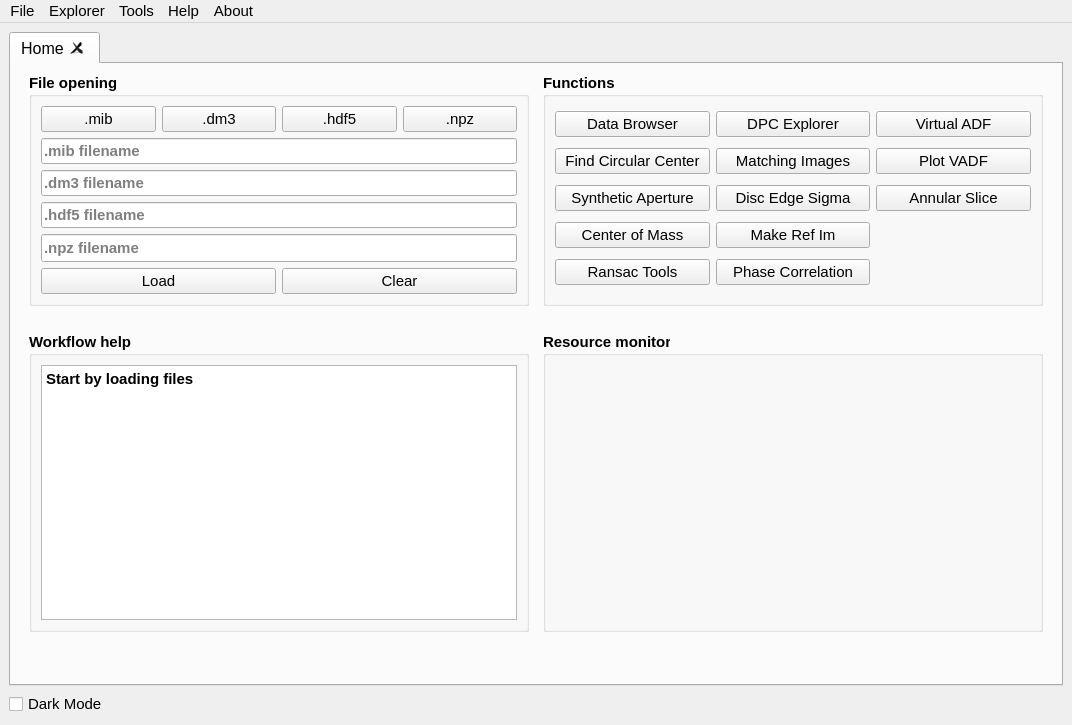
The window that fpd_explorer/frontend/res/homescreen.ui (CS26-FPD-Explorer/FPD-Explorer) describes before a commit, drawn with Qt 5.
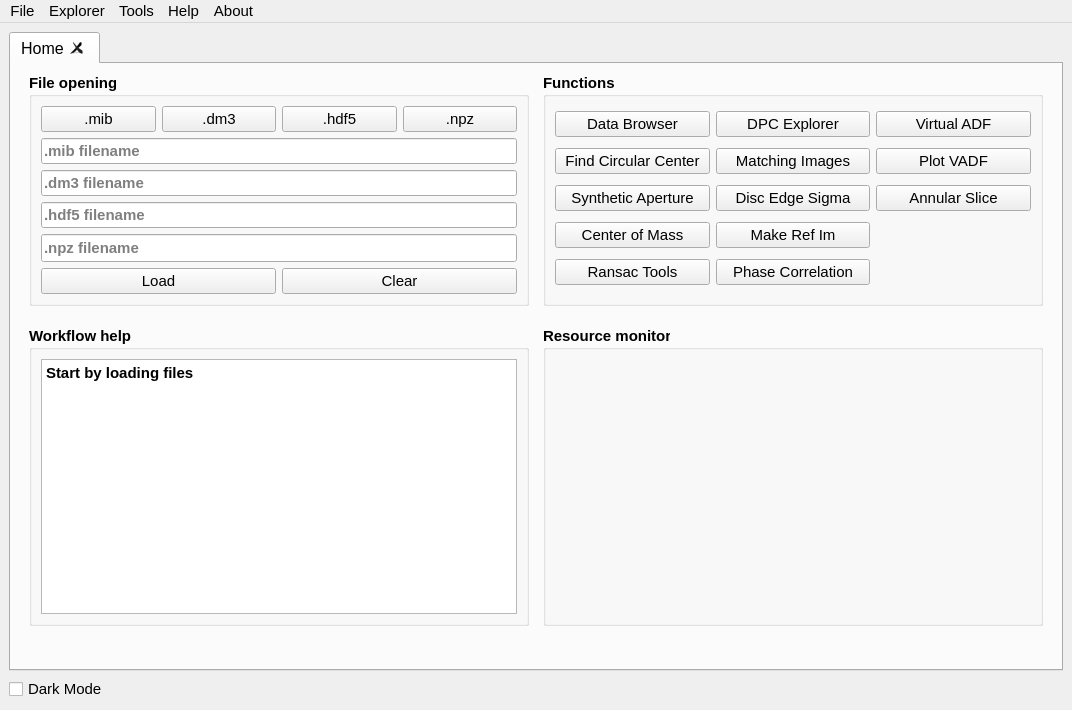
The same window after the commit. Icons and pictures are not drawn. Custom widgets are drawn as their Qt base class.

Commit message:
Fix homescreen cannot be maximised on Linux 2.0
Follows up 0ddc7aa2.

The edit to the form file:
```diff
--- a/fpd_explorer/frontend/res/homescreen.ui
+++ b/fpd_explorer/frontend/res/homescreen.ui
@@ -7,13 +7,13 @@
     <x>0</x>
     <y>0</y>
     <width>1072</width>
-    <height>725</height>
+    <height>710</height>
    </rect>
   </property>
   <property name="minimumSize">
    <size>
     <width>1072</width>
-    <height>725</height>
+    <height>710</height>
    </size>
   </property>
   <property name="font">
```
